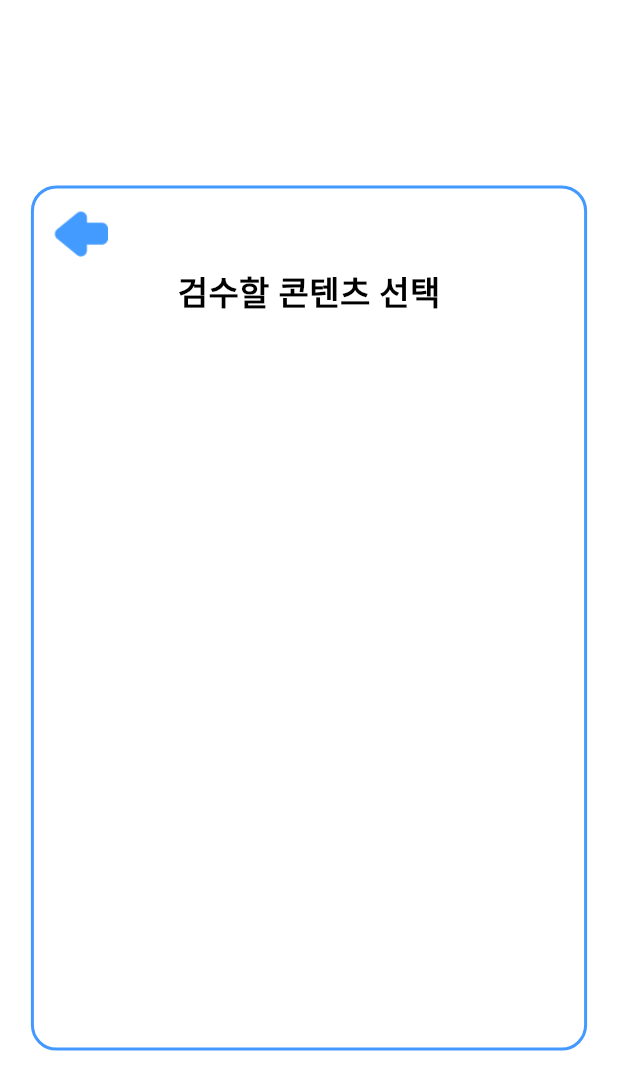
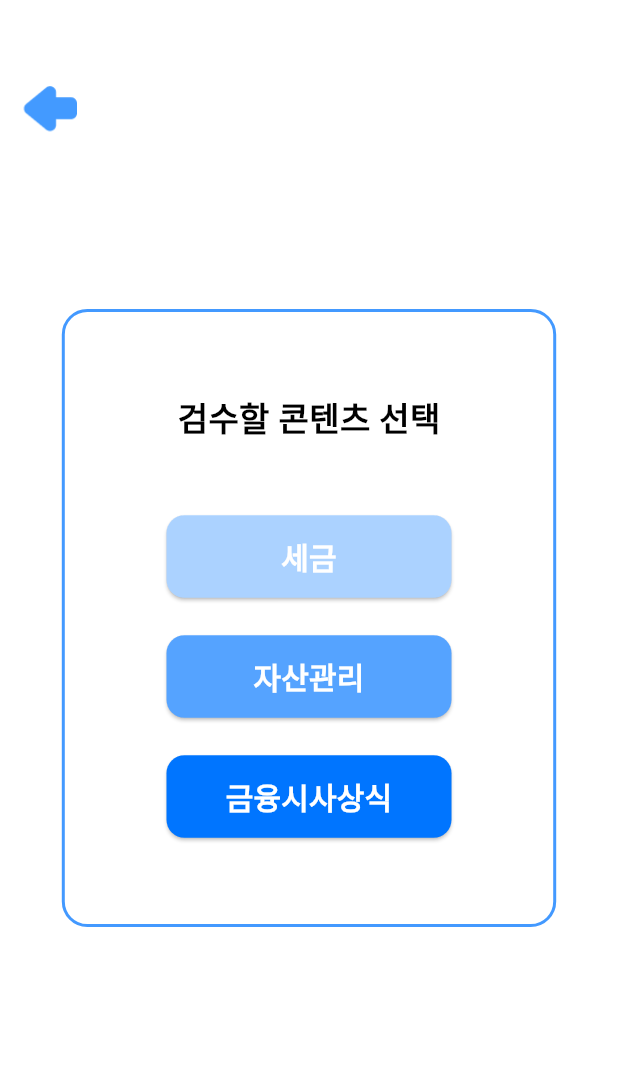
Before and after one commit to guddnboy/Daywon_FE, a Flutter app: the ContentReview screen opened directly, on a phone screen of 412 x 824 dp. Shown: the top 1090 px of the screen. Run offline on Flutter 3.47's test engine with Material 3 defaults, Android fonts, the light colour scheme and no system bars; our stand-ins replace video_player; Roboto replaces fonts that are missing (KCC-Hanbit).

Commit message:
요소 가운데 정렬

```diff
--- a/lib/pages/admin/ContentReview.dart
+++ b/lib/pages/admin/ContentReview.dart
@@ -35,9 +35,10 @@ class ContentReview extends StatelessWidget {
                 final height = constraints.maxHeight;
                 return Stack(
                   children: [
-                    Container(
-                      width: width * 0.9,
-                      height: height * 0.7,
+                    Center(
+                      child: Container(
+                        width: width * 0.8,
+                        height: height * 0.5,
                         decoration: ShapeDecoration(
                           color: Colors.white,
                           shape: RoundedRectangleBorder(
@@ -49,12 +50,12 @@ class ContentReview extends StatelessWidget {
                           ),
                         ),
                       ),
-                    Positioned(
-                      left: 0,
-                      right: 0,
-                      top: height * 0.07,
-                      child: const Center(
-                        child: Text(
+                    ),
+                    Center(
+                      child: Column(
+                        mainAxisSize: MainAxisSize.min,
+                        children: [
+                          const Text(
                             '검수할 콘텐츠 선택',
                             style: TextStyle(
                               color: Colors.black,
@@ -63,10 +64,68 @@ class ContentReview extends StatelessWidget {
                               height: 1.2,
                             ),
                           ),
+                          const SizedBox(height: 50), // 간격 조정
+                          ElevatedButton(
+                            style: ElevatedButton.styleFrom(
+                              backgroundColor: const Color(0xFFABD2FF),
+                              fixedSize: const Size(190, 55),
+                              shape: RoundedRectangleBorder(
+                                borderRadius: BorderRadius.circular(12),
+                              ),
+                            ),
+                            onPressed: () {},
+                            child: const Text(
+                              '세금',
+                              style: TextStyle(
+                                color: Colors.white,
+                                fontSize: 20,
+                                fontWeight: FontWeight.w600,
+                              ),
+                            ),
+                          ),
+                          const SizedBox(height: 25), // 간격 조정
+                          ElevatedButton(
+                            style: ElevatedButton.styleFrom(
+                              backgroundColor: const Color(0xFF55A3FF),
+                              fixedSize: const Size(190, 55),
+                              shape: RoundedRectangleBorder(
+                                borderRadius: BorderRadius.circular(12),
+                              ),
+                            ),
+                            onPressed: () {},
+                            child: const Text(
+                              '자산관리',
+                              style: TextStyle(
+                                color: Colors.white,
+                                fontSize: 20,
+                                fontWeight: FontWeight.w600,
+                              ),
+                            ),
+                          ),
+                          const SizedBox(height: 25), // 간격 조정
+                          ElevatedButton(
+                            style: ElevatedButton.styleFrom(
+                              backgroundColor: const Color(0xFF0075FF),
+                              fixedSize: const Size(190, 55),
+                              shape: RoundedRectangleBorder(
+                                borderRadius: BorderRadius.circular(12),
+                              ),
+                            ),
+                            onPressed: () {},
+                            child: const Text(
+                              '금융시사상식',
+                              style: TextStyle(
+                                color: Colors.white,
+                                fontSize: 20,
+                                fontWeight: FontWeight.w600,
+                              ),
+                            ),
+                          ),
+                        ],
                       ),
                     ),
                     Positioned(
-                      top: 10,
+                      top: 50,
                       left: 10,
                       child: GestureDetector(
                         onTap: () {
```
Lines whose indentation alone changed are shown as unchanged.
